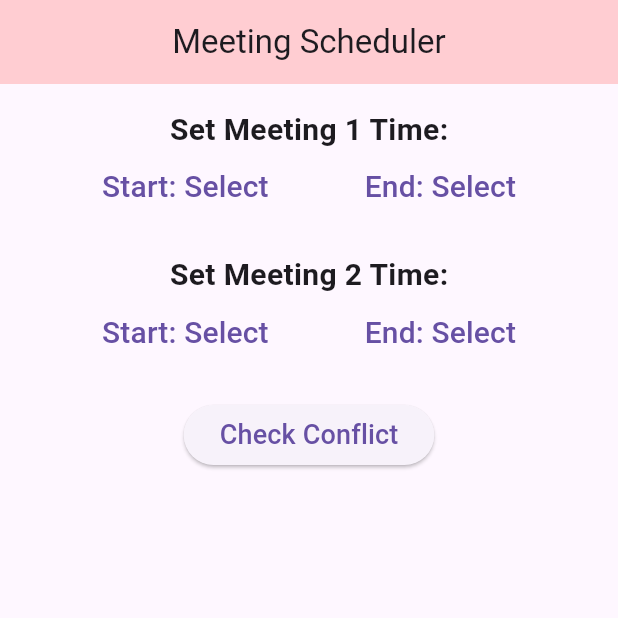
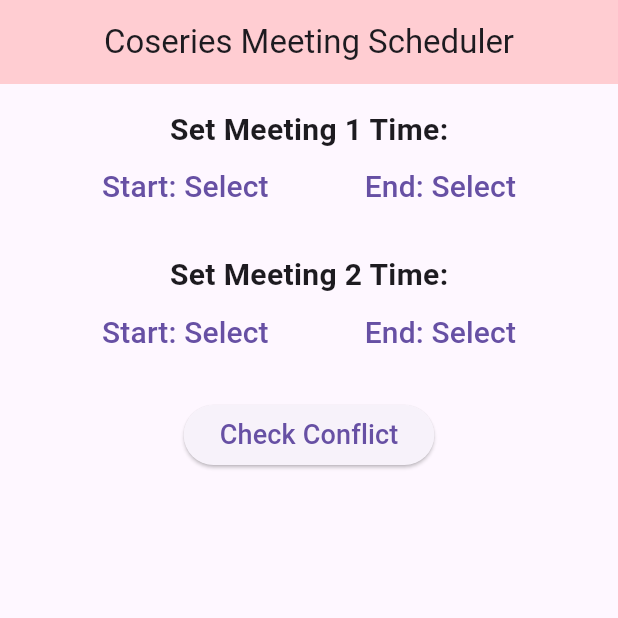
Before and after one commit to sohasara/Simple-Schedule-Checker, a Flutter app: the screen it shows after launch, on a phone screen of 412 x 824 dp, the top half of it. Run offline on Flutter 3.47's test engine with Material 3 defaults, Android fonts, the phone set to English and light mode, and no system bars.

Commit message:
change title

```diff
--- a/lib/main.dart
+++ b/lib/main.dart
@@ -99,7 +99,7 @@ class _HomeScreenState extends State<HomeScreen> {
       appBar: AppBar(
         centerTitle: true,
         backgroundColor: Colors.red[100],
-        title: const Text('Meeting Scheduler'),
+        title: const Text('Coseries Meeting Scheduler'),
       ),
       body: Padding(
         padding: const EdgeInsets.all(16.0),
```
